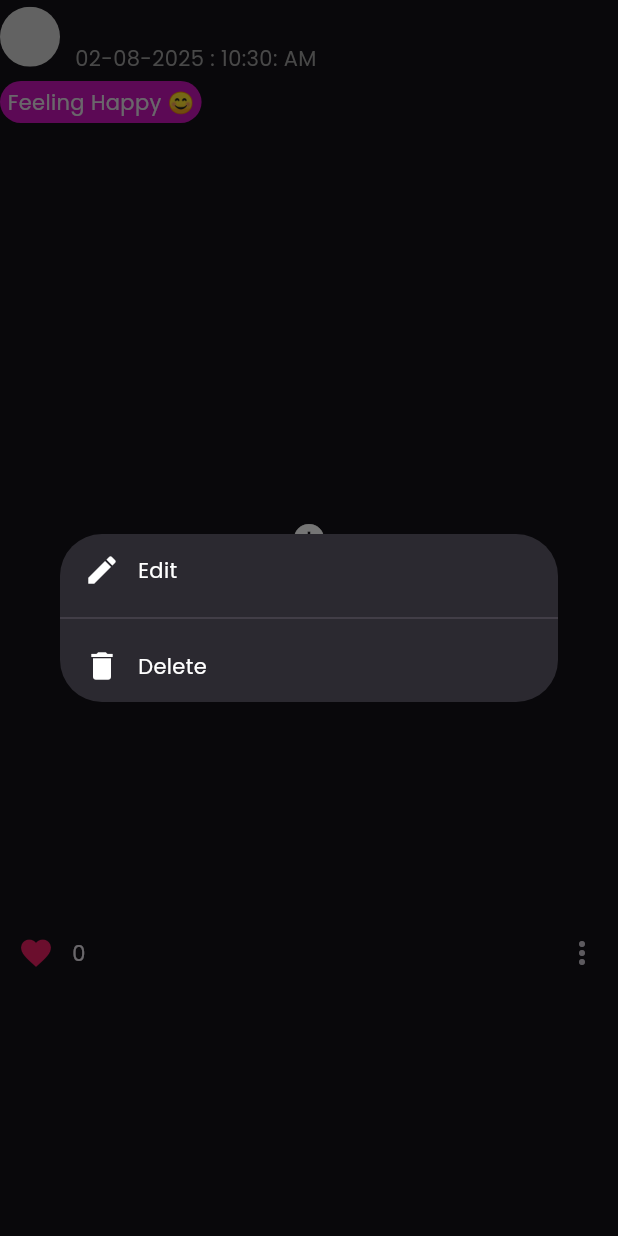
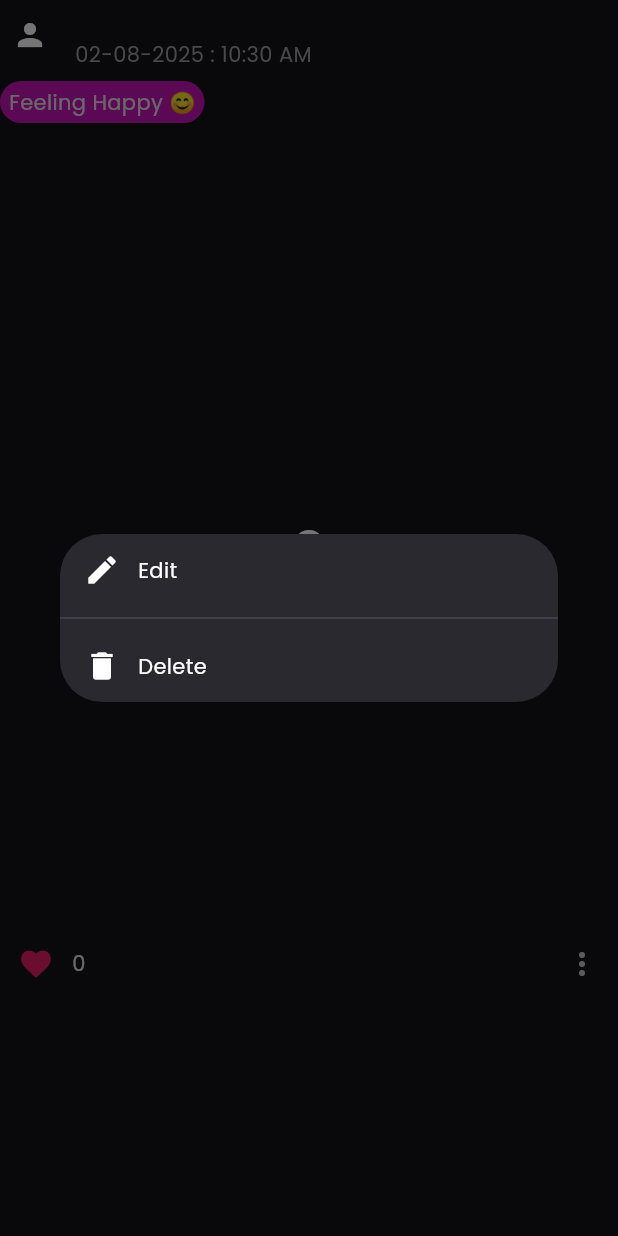
Before and after one commit to Nadun-Charuka/socially, a Flutter app: the PostWidget widget shown alone on an empty page, opened directly with empty values, after a tap on the "more vert" icon, on a phone screen of 412 x 824 dp. Run offline on Flutter 3.47's test engine with Material 3 defaults, Android fonts, the phone set to English and light mode, and no system bars; drawn by our look-alikes of cached_network_image; our stand-ins replace cloud_firestore, firebase_auth, firebase_core, firebase_storage, flutter_riverpod, go_router and 4 more; accounts and stored records are empty; network calls fail.

Commit message:
some changes

```diff
--- a/lib/views/main_screen.dart
+++ b/lib/views/main_screen.dart
@@ -20,7 +20,7 @@ class _MainScreenState extends State<MainScreen> {
     ReelsScreen(),
     ProfileScreen(),
   ];
-  int _selectedIndex = 1;
+  int _selectedIndex = 4;
   @override
   Widget build(BuildContext context) {
     return Scaffold(
--- a/lib/widgets/main/post/post_widget.dart
+++ b/lib/widgets/main/post/post_widget.dart
@@ -13,13 +13,10 @@ import 'package:socially/utils/functions/mood.dart';
 
 class PostWidget extends ConsumerStatefulWidget {
   final PostModel post;
-  const PostWidget({
-    super.key,
-    required this.post,
-  });
+  const PostWidget({super.key, required this.post});
 
   @override
-  ConsumerState<ConsumerStatefulWidget> createState() => _PostWidgetState();
+  ConsumerState<PostWidget> createState() => _PostWidgetState();
 }
 
 class _PostWidgetState extends ConsumerState<PostWidget> {
@@ -48,117 +45,89 @@ class _PostWidgetState extends ConsumerState<PostWidget> {
   Widget build(BuildContext context) {
     final postOwner = ref.watch(getUserByIdProvider(widget.post.userId));
     final hasLikedAsync = ref.watch(hasUserLikedProvider(widget.post.postId));
-    final appUserAsyncValue = ref.watch(appUserProvider);
+    final appUserAsync = ref.watch(appUserProvider);
+
     return Column(
       crossAxisAlignment: CrossAxisAlignment.start,
-      spacing: 5,
       children: [
-        Row(
-          children: [
-            ClipOval(
-              child: CachedNetworkImage(
-                width: 40,
-                height: 40,
-                imageUrl: widget.post.profImage,
-              ),
-            ),
-            SizedBox(width: 10),
-            Column(
-              crossAxisAlignment: CrossAxisAlignment.start,
-              children: [
-                InkWell(
-                  child: Text(
-                    widget.post.username,
-                    style: TextStyle(
-                      fontSize: 20,
-                      fontWeight: FontWeight.bold,
-                    ),
-                  ),
-                  onTap: () {
+        _PostHeader(
+          username: widget.post.username,
+          userImageUrl: widget.post.profImage,
+          datePublished: widget.post.datePublished,
+          onTapProfile: () {
             GoRouter.of(context)
                 .push('/single-user-screen', extra: postOwner.value);
           },
         ),
-                Text(
-                  DateFormat("dd-MM-yyyy : hh:mm: a")
-                      .format(widget.post.datePublished),
-                  style: TextStyle(
-                    fontSize: 14,
-                    color: Colors.grey,
-                  ),
-                ),
-              ],
-            )
-          ],
-        ),
+        const SizedBox(height: 8),
         Container(
+          padding: const EdgeInsets.symmetric(vertical: 4, horizontal: 6),
           decoration: BoxDecoration(
+            color: mainPurpleColor,
             borderRadius: BorderRadius.circular(20),
-            color: mainPurpleColor,
-          ),
-          child: Padding(
-            padding: const EdgeInsets.symmetric(
-              vertical: 4.0,
-              horizontal: 5,
           ),
           child: Text(
-              'Feeling ${widget.post.mood.name} ${widget.post.mood.emoji}',
+              'Feeling ${widget.post.mood.name} ${widget.post.mood.emoji}'),
         ),
-          ),
-        ),
-        Text(
-          widget.post.postCaption,
-        ),
+        const SizedBox(height: 6),
+        Text(widget.post.postCaption),
+        const SizedBox(height: 8),
         CachedNetworkImage(
           imageUrl: widget.post.postUrl,
-          width: MediaQuery.of(context).size.width,
+          width: double.infinity,
           height: MediaQuery.of(context).size.height * 0.6,
           fit: BoxFit.cover,
-          placeholder: (context, url) => const Center(
-            child: CircularProgressIndicator(),
-          ),
+          placeholder: (context, url) =>
+              const Center(child: CircularProgressIndicator()),
           errorWidget: (context, url, error) => const Icon(Icons.error),
         ),
+        const SizedBox(height: 8),
         Row(
           children: [
             hasLikedAsync.when(
               data: (isLiked) => IconButton(
-                onPressed: () {
-                  _likeOrDisLikePost(isLiked); // pass value from stream
-                },
+                onPressed: () => _likeOrDisLikePost(isLiked),
                 icon: Icon(
                   isLiked ? Icons.favorite : Icons.favorite_border_outlined,
                   color: isLiked ? Colors.pink : null,
                 ),
               ),
-              loading: () => IconButton(
+              loading: () => const IconButton(
                   onPressed: null, icon: Icon(Icons.favorite_border)),
               error: (_, __) =>
-                  IconButton(onPressed: null, icon: Icon(Icons.error)),
+                  const IconButton(onPressed: null, icon: Icon(Icons.error)),
             ),
             Text(widget.post.likes.toString()),
-            Spacer(),
-            if (widget.post.userId == appUserAsyncValue.value?.uid)
+            const Spacer(),
+            if (widget.post.userId == appUserAsync.value?.uid)
               IconButton(
-                onPressed: () {
+                icon: const Icon(Icons.more_vert),
+                onPressed: () => _showPostOptions(context),
+              ),
+          ],
+        ),
+      ],
+    );
+  }
+
+  void _showPostOptions(BuildContext context) {
     showDialog(
       context: context,
-                    builder: (context) {
-                      return Dialog(
+      builder: (context) => Dialog(
         child: ListView(
           shrinkWrap: true,
           children: [
-                            _buildDialogOption(
-                              context: context,
+            _DialogOption(
               icon: Icons.edit,
               text: "Edit",
-                              onTap: () {},
+              onTap: () {
+                // TODO: Add edit functionality
+              },
             ),
-                            Divider(),
-                            _buildDialogOption(
-                              context: context,
+            const Divider(),
+            _DialogOption(
               icon: Icons.delete,
-                              text: 'Delete',
+              text: "Delete",
               onTap: () async {
                 final feedService = ref.read(feedProvider);
                 await feedService.deletePost(
@@ -166,47 +135,88 @@ class _PostWidgetState extends ConsumerState<PostWidget> {
                   widget.post.postUrl,
                 );
                 if (context.mounted) {
-                                  showSnackBar(
-                                    text: "Post Deleted",
-                                    context: context,
-                                  );
-                                }
-                                if (context.mounted) {
                   Navigator.of(context).pop();
+                  showSnackBar(text: "Post Deleted", context: context);
                 }
               },
             ),
           ],
         ),
+      ),
     );
-                    },
-                  );
-                },
-                icon: Icon(Icons.more_vert),
-              )
+  }
+}
+
+class _PostHeader extends StatelessWidget {
+  final String username;
+  final String userImageUrl;
+  final DateTime datePublished;
+  final VoidCallback onTapProfile;
+
+  const _PostHeader({
+    required this.username,
+    required this.userImageUrl,
+    required this.datePublished,
+    required this.onTapProfile,
+  });
+
+  @override
+  Widget build(BuildContext context) {
+    return Row(
+      children: [
+        ClipOval(
+          child: CachedNetworkImage(
+            width: 40,
+            height: 40,
+            imageUrl: userImageUrl,
+            errorWidget: (context, url, error) => const Icon(Icons.person),
+          ),
+        ),
+        const SizedBox(width: 10),
+        Column(
+          crossAxisAlignment: CrossAxisAlignment.start,
+          children: [
+            InkWell(
+              onTap: onTapProfile,
+              child: Text(
+                username,
+                style: const TextStyle(
+                  fontSize: 18,
+                  fontWeight: FontWeight.bold,
+                ),
+              ),
+            ),
+            Text(
+              DateFormat("dd-MM-yyyy : hh:mm a").format(datePublished),
+              style: const TextStyle(fontSize: 14, color: Colors.grey),
+            ),
           ],
-        )
+        ),
       ],
     );
   }
 }
 
-Widget _buildDialogOption({
-  required BuildContext context,
-  required IconData icon,
-  required String text,
-  required VoidCallback onTap,
-}) {
+class _DialogOption extends StatelessWidget {
+  final IconData icon;
+  final String text;
+  final VoidCallback onTap;
+
+  const _DialogOption({
+    required this.icon,
+    required this.text,
+    required this.onTap,
+  });
+
+  @override
+  Widget build(BuildContext context) {
     return InkWell(
       onTap: onTap,
       child: Container(
         padding: const EdgeInsets.symmetric(vertical: 12, horizontal: 16),
         child: Row(
           children: [
-          Icon(
-            icon,
-            color: mainWhiteColor,
-          ),
+            Icon(icon, color: mainWhiteColor),
             const SizedBox(width: 12),
             Text(
               text,
@@ -219,3 +229,4 @@ Widget _buildDialogOption({
       ),
     );
   }
+}
--- a/lib/widgets/reuseable/follow_button.dart
+++ b/lib/widgets/reuseable/follow_button.dart
@@ -64,6 +64,7 @@ class _FollowButtonState extends ConsumerState<FollowButton> {
               : Icon(isFollowing ? Icons.person_remove : Icons.person_add),
           label: Text(
             isFollowing ? "Unfollow" : "Follow",
+            style: TextStyle(fontSize: 16, fontWeight: FontWeight.bold),
           ),
         );
       },
```
Also changed, not shown: lib/views/main/feed_screen.dart (+2 -5 lines), lib/views/main/profile_screen.dart (+102 -46 lines), lib/views/main/single_user_screen.dart (+8 -9 lines). Lines whose indentation alone changed are shown as unchanged.
